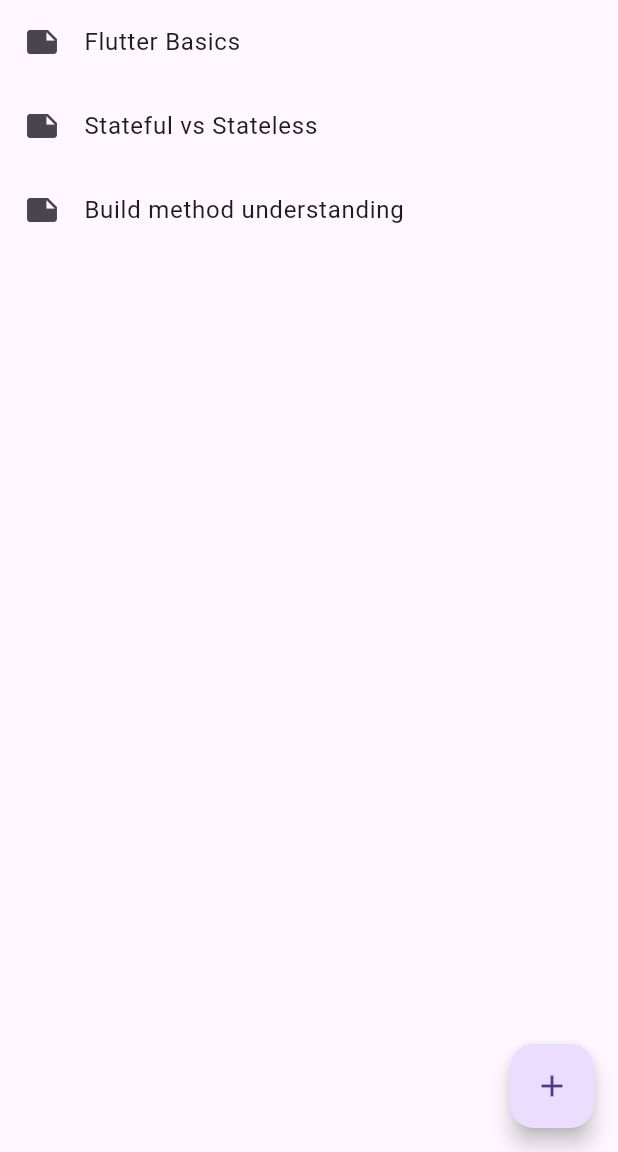
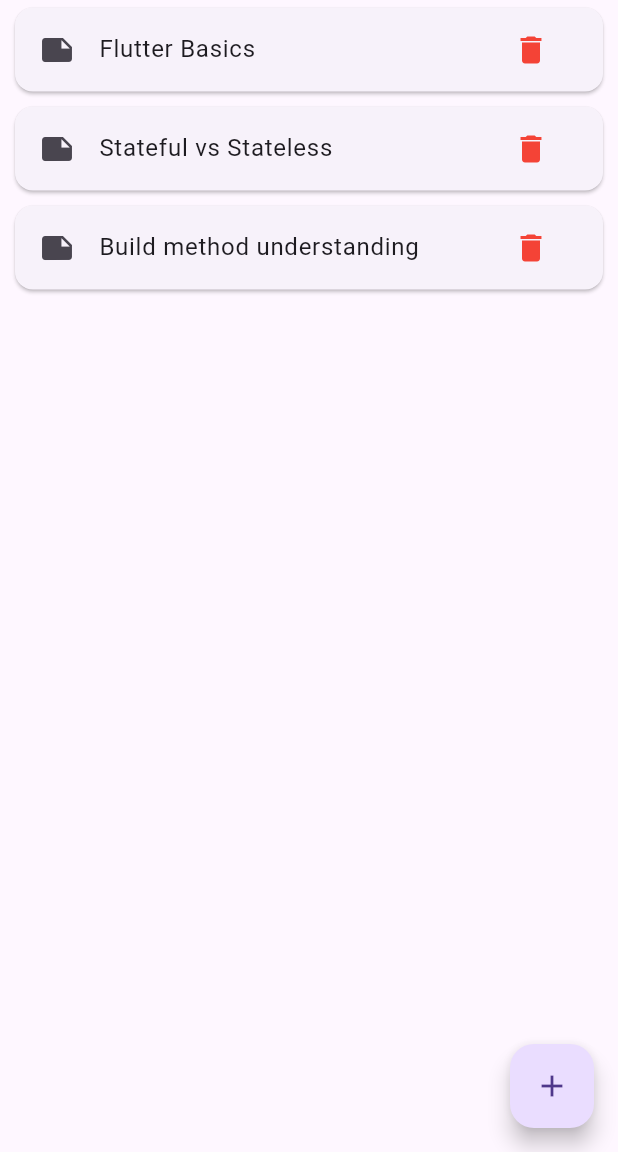
Before and after one commit to pinithasavidya617/flutter-notes-app, a Flutter app: the screen it shows after launch, on a phone screen of 412 x 824 dp, the part 84-1236 px from its top. Run offline on Flutter 3.47's test engine with Material 3 defaults, Android fonts, the phone set to English and light mode, and no system bars.

Commit message:
Add delete button with card styled UI

```diff
--- a/lib/screens/home_screen.dart
+++ b/lib/screens/home_screen.dart
@@ -26,9 +26,20 @@ class _HomeScreenState extends State<HomeScreen> {
       body: ListView.builder(
         itemCount: notes.length,
         itemBuilder: (context, index) {
-          return ListTile(
-            leading: const Icon(Icons.note),
-            title: Text(notes[index]),
+          return Card(
+            margin: const EdgeInsets.symmetric(horizontal: 10,
+            vertical: 5),
+            child: ListTile(
+              leading: const Icon(Icons.note),
+              title: Text(notes[index]),
+              trailing: IconButton(
+                  onPressed: () {
+                    setState(() {
+                      notes.removeAt(index);
+                    });
+                  }
+                  ,icon: const Icon(Icons.delete, color: Colors.red)),
+            ),
           );
         },
       ),
```
